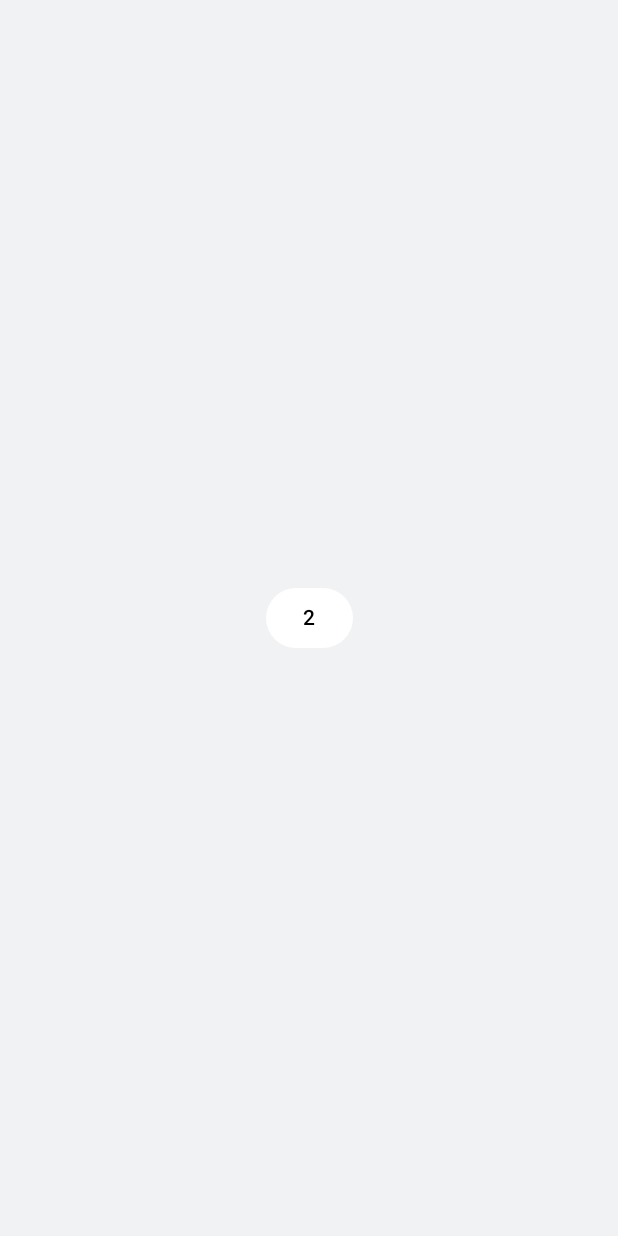
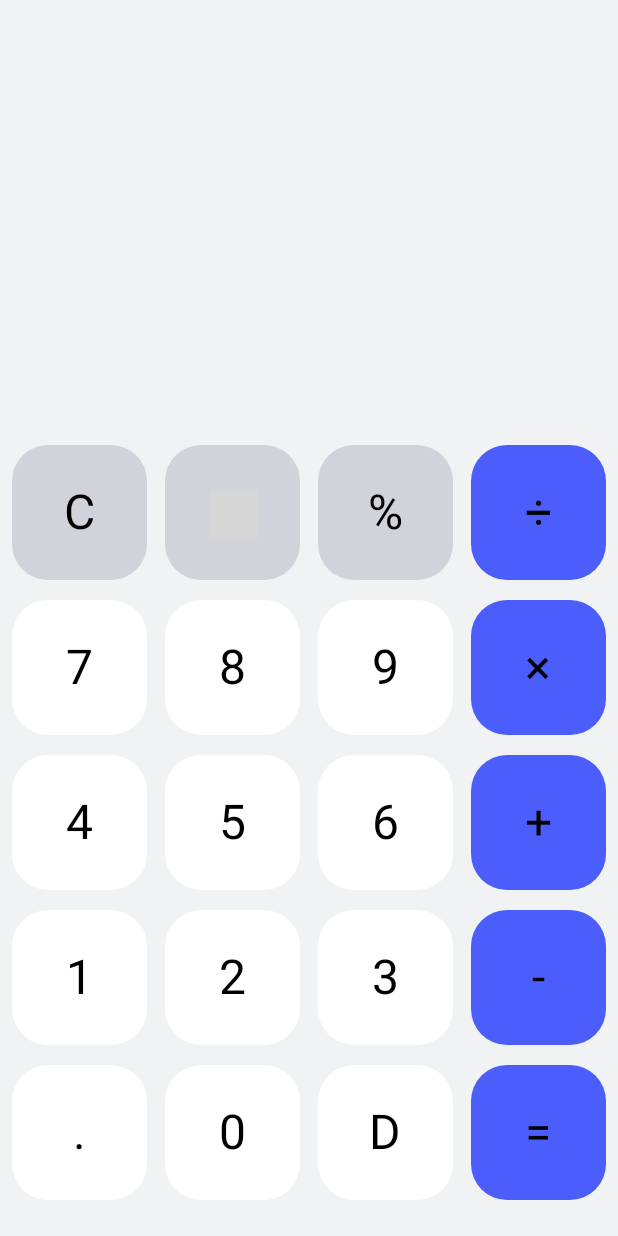
Before and after one commit to thisishisham1/Calculator-App, an Android app built with Jetpack Compose: the screen it shows after launch (MainActivity), on a phone screen of 412 x 824 dp. Run offline under Robolectric (Android 15) with nearby library versions, the light colour scheme and no system bars; grey boxes are pictures that could not be loaded.

Commit message:
theme done

```diff
--- /dev/null
+++ b/app/src/main/java/com/example/calculatorapp/HomeCalculator.kt
@@ -0,0 +1,149 @@
+package com.example.calculatorapp
+
+import androidx.compose.foundation.Image
+import androidx.compose.foundation.isSystemInDarkTheme
+import androidx.compose.foundation.layout.Arrangement
+import androidx.compose.foundation.layout.Column
+import androidx.compose.foundation.layout.Row
+import androidx.compose.foundation.layout.fillMaxSize
+import androidx.compose.foundation.layout.fillMaxWidth
+import androidx.compose.foundation.layout.height
+import androidx.compose.foundation.layout.padding
+import androidx.compose.foundation.layout.requiredSize
+import androidx.compose.foundation.shape.RoundedCornerShape
+import androidx.compose.material3.Button
+import androidx.compose.material3.ButtonDefaults
+import androidx.compose.material3.MaterialTheme
+import androidx.compose.material3.Text
+import androidx.compose.runtime.Composable
+import androidx.compose.ui.Modifier
+import androidx.compose.ui.platform.LocalConfiguration
+import androidx.compose.ui.res.painterResource
+import androidx.compose.ui.unit.dp
+import com.example.calculatorapp.ui.theme.buttonHighDark
+import com.example.calculatorapp.ui.theme.buttonMediumDark
+import com.example.calculatorapp.ui.theme.buttonMediumLight
+
+@Composable
+fun HomeCalculator(modifier: Modifier = Modifier) {
+    val configuration = LocalConfiguration.current
+    val screenHeight = configuration.screenHeightDp.dp
+    val screenWidth = configuration.screenWidthDp.dp
+    var countOperator = 0
+    var countNum = 0
+    val listOperator = listOf<String>("×", "+", "-", "=")
+    val listNumber = listOf<String>("7", "8", "9", "4", "5", "6", "1", "2", "3", ".", "0", "D")
+    Column(
+        modifier
+            .fillMaxSize()
+            .padding(8.dp)
+    ) {
+        Row(
+            Modifier
+                .fillMaxWidth()
+                .height(screenHeight / 10)
+        ) {
+            //todo:"here implement switch"
+        }
+        Column(
+            Modifier
+                .fillMaxSize()
+        ) {
+            Row(
+                Modifier
+                    .fillMaxWidth()
+                    .height(screenHeight / 4)
+            ) {
+                //todo:"Answer of calc"
+            }
+            Row(
+                Modifier
+                    .fillMaxWidth()
+                    .height(screenWidth / 4),
+                horizontalArrangement = Arrangement.SpaceBetween
+            ) {
+                Button(
+                    onClick = { /*TODO*/ },
+                    shape = RoundedCornerShape(24.dp),
+                    modifier = Modifier.requiredSize(90.dp), colors = ButtonDefaults.buttonColors(
+                        containerColor = if (isSystemInDarkTheme()) buttonMediumDark else buttonMediumLight
+                    )
+                ) {
+                    Text(text = "C", style = MaterialTheme.typography.headlineSmall)
+                }
+                Button(
+                    onClick = { /*TODO*/ },
+                    shape = RoundedCornerShape(24.dp),
+                    modifier = Modifier.requiredSize(90.dp), colors = ButtonDefaults.buttonColors(
+                        containerColor = if (isSystemInDarkTheme()) buttonMediumDark else buttonMediumLight
+                    )
+                ) {
+                    Image(
+                        painter = painterResource(id = R.drawable.icon),
+                        contentDescription = "",
+                        modifier.requiredSize(32.dp)
+                    )
+                }
+                Button(
+                    onClick = { /*TODO*/ },
+                    shape = RoundedCornerShape(24.dp),
+                    modifier = Modifier.requiredSize(90.dp), colors = ButtonDefaults.buttonColors(
+                        containerColor = if (isSystemInDarkTheme()) buttonMediumDark else buttonMediumLight
+                    )
+                ) {
+                    Text(text = "%", style = MaterialTheme.typography.headlineSmall)
+                }
+                Button(
+                    onClick = { /*TODO*/ },
+                    shape = RoundedCornerShape(24.dp),
+                    modifier = Modifier.requiredSize(90.dp), colors = ButtonDefaults.buttonColors(
+                        containerColor = buttonHighDark
+                    )
+                ) {
+                    Text(text = "÷", style = MaterialTheme.typography.headlineSmall)
+                }
+
+            }
+            repeat(4) {
+                Row(
+                    Modifier
+                        .fillMaxWidth()
+                        .height(screenWidth / 4),
+                    horizontalArrangement = Arrangement.SpaceBetween
+                ) {
+                    repeat(3) {
+                        Column(verticalArrangement = Arrangement.SpaceBetween) {
+                            Button(
+                                onClick = { /*TODO*/ },
+                                shape = RoundedCornerShape(24.dp),
+                                modifier = Modifier.requiredSize(90.dp)
+                            ) {
+                                Text(
+                                    text = listNumber[countNum],
+                                    style = MaterialTheme.typography.headlineSmall
+                                )
+                            }
+                            countNum += 1
+                        }
+                    }
+                    Button(
+                        onClick = { /*TODO*/ },
+                        shape = RoundedCornerShape(24.dp),
+                        modifier = Modifier.requiredSize(90.dp),
+                        colors = ButtonDefaults.buttonColors(
+                            containerColor = buttonHighDark
+                        )
+                    ) {
+                        Text(
+                            text = listOperator[countOperator],
+                            style = MaterialTheme.typography.headlineSmall
+                        )
+                    }
+                }
+                countOperator += 1
+            }
+
+
+        }
+    }
+}
--- a/app/src/main/java/com/example/calculatorapp/MainActivity.kt
+++ b/app/src/main/java/com/example/calculatorapp/MainActivity.kt
@@ -3,25 +3,9 @@ package com.example.calculatorapp
 import android.os.Bundle
 import androidx.activity.ComponentActivity
 import androidx.activity.compose.setContent
-import androidx.compose.foundation.layout.Arrangement
-import androidx.compose.foundation.layout.Column
-import androidx.compose.foundation.layout.fillMaxSize
-import androidx.compose.foundation.layout.requiredSize
-import androidx.compose.foundation.shape.CircleShape
-import androidx.compose.foundation.shape.RoundedCornerShape
-import androidx.compose.material3.Button
-import androidx.compose.material3.ColorScheme
 import androidx.compose.material3.MaterialTheme
 import androidx.compose.material3.Surface
-import androidx.compose.material3.Text
-import androidx.compose.material3.darkColorScheme
-import androidx.compose.runtime.Composable
-import androidx.compose.ui.Alignment
-import androidx.compose.ui.Modifier
-import androidx.compose.ui.tooling.preview.Preview
-import androidx.compose.ui.unit.dp
 import com.example.calculatorapp.ui.theme.CalculatorAppTheme
-import com.example.calculatorapp.ui.theme.LightColorScheme
 
 class MainActivity : ComponentActivity() {
     override fun onCreate(savedInstanceState: Bundle?) {
@@ -30,7 +14,7 @@ class MainActivity : ComponentActivity() {
             MaterialTheme() {
                 CalculatorAppTheme {
                     Surface {
-                        ButtonTest()
+                        HomeCalculator()
                     }
 
                 }
@@ -41,19 +25,3 @@ class MainActivity : ComponentActivity() {
         }
     }
 }
-
-@Composable
-fun ButtonTest(modifier: Modifier = Modifier) {
-    Column(
-        modifier.fillMaxSize(),
-        verticalArrangement = Arrangement.Center,
-        horizontalAlignment = Alignment.CenterHorizontally
-    ) {
-        Button(
-            onClick = { /*TODO*/ },
-            shape = CircleShape,
-        ) {
-            Text(text = "2")
-        }
-    }
-}
--- a/app/src/main/java/com/example/calculatorapp/ui/theme/Theme.kt
+++ b/app/src/main/java/com/example/calculatorapp/ui/theme/Theme.kt
@@ -22,7 +22,7 @@ private val DarkColorScheme = darkColorScheme(
     onPrimary = textDark
 )
 
-val LightColorScheme = lightColorScheme(
+private val LightColorScheme = lightColorScheme(
     surface = backgroundLight,
     primary = buttonLowLight,
     onPrimary = textLight
--- a/app/src/main/java/com/example/calculatorapp/ui/theme/Type.kt
+++ b/app/src/main/java/com/example/calculatorapp/ui/theme/Type.kt
@@ -8,27 +8,22 @@ import androidx.compose.ui.unit.sp
 
 // Set of Material typography styles to start with
 val Typography = Typography(
-    bodyLarge = TextStyle(
+    headlineLarge = TextStyle(
+        fontFamily = FontFamily.Default,
+        fontWeight = FontWeight.Light,
+        fontSize = 64.sp,
+        letterSpacing = 0.5.sp
+    ),
+    headlineMedium = TextStyle(
+        fontFamily = FontFamily.Default,
+        fontWeight = FontWeight.Light,
+        fontSize = 40.sp,
+        letterSpacing = 0.5.sp
+    ),
+    headlineSmall = TextStyle(
         fontFamily = FontFamily.Default,
         fontWeight = FontWeight.Normal,
-        fontSize = 16.sp,
-        lineHeight = 24.sp,
+        fontSize = 32.sp,
         letterSpacing = 0.5.sp
     )
-    /* Other default text styles to override
-    titleLarge = TextStyle(
-        fontFamily = FontFamily.Default,
-        fontWeight = FontWeight.Normal,
-        fontSize = 22.sp,
-        lineHeight = 28.sp,
-        letterSpacing = 0.sp
-    ),
-    labelSmall = TextStyle(
-        fontFamily = FontFamily.Default,
-        fontWeight = FontWeight.Medium,
-        fontSize = 11.sp,
-        lineHeight = 16.sp,
-        letterSpacing = 0.5.sp
-    )
-    */
 )
```
